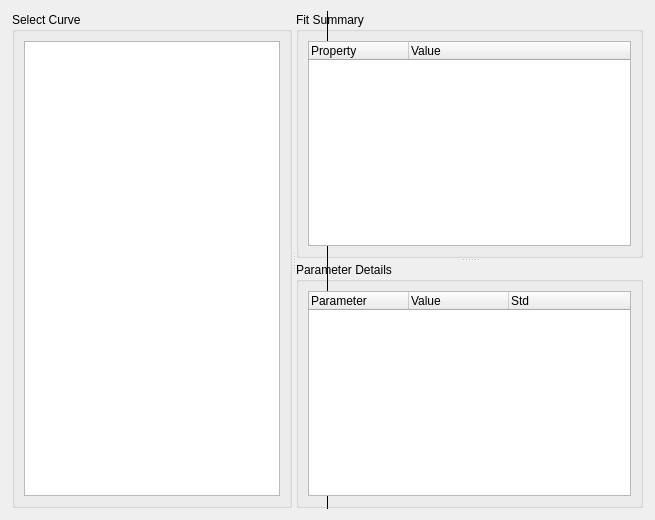
This is bec_widgets/widgets/dap/lmfit_dialog/lmfit_dialog_compact.ui in bec-project/bec_widgets as Qt 5 draws it before an edit. The edited form follows.
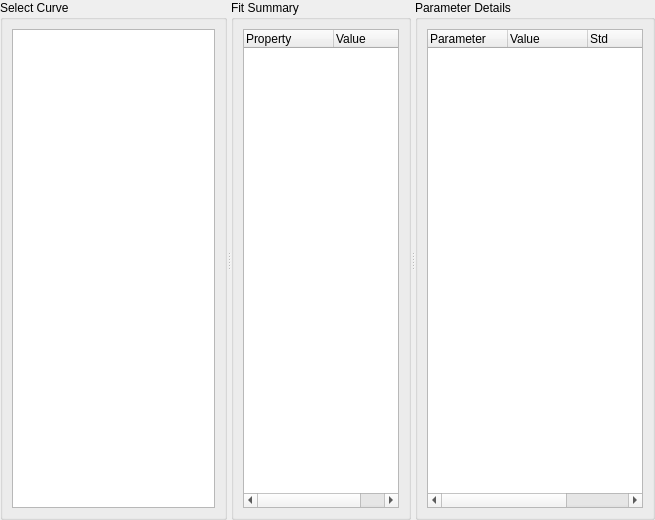
This is the edited form.

Commit message: fix(lmfit_dialog): dialog compact adjustment and cleanup of stale methods

```diff
--- a/bec_widgets/widgets/dap/lmfit_dialog/lmfit_dialog_compact.ui
+++ b/bec_widgets/widgets/dap/lmfit_dialog/lmfit_dialog_compact.ui
@@ -14,6 +14,18 @@
    <string>Form</string>
   </property>
   <layout class="QGridLayout" name="gridLayout">
+   <property name="leftMargin">
+    <number>0</number>
+   </property>
+   <property name="topMargin">
+    <number>0</number>
+   </property>
+   <property name="rightMargin">
+    <number>0</number>
+   </property>
+   <property name="bottomMargin">
+    <number>0</number>
+   </property>
    <item row="0" column="0">
     <widget class="QSplitter" name="splitter_2">
      <property name="sizePolicy">
@@ -22,15 +34,6 @@
        <verstretch>0</verstretch>
       </sizepolicy>
      </property>
-     <property name="frameShape">
-      <enum>QFrame::Shape::VLine</enum>
-     </property>
-     <property name="frameShadow">
-      <enum>QFrame::Shadow::Plain</enum>
-     </property>
-     <property name="lineWidth">
-      <number>1</number>
-     </property>
      <property name="orientation">
       <enum>Qt::Orientation::Horizontal</enum>
      </property>
@@ -41,6 +44,12 @@
       <bool>true</bool>
      </property>
      <widget class="QGroupBox" name="group_curve_selection">
+      <property name="minimumSize">
+       <size>
+        <width>120</width>
+        <height>0</height>
+       </size>
+      </property>
       <property name="title">
        <string>Select Curve</string>
       </property>
@@ -58,18 +67,30 @@
        </sizepolicy>
       </property>
       <property name="orientation">
-       <enum>Qt::Orientation::Vertical</enum>
+       <enum>Qt::Orientation::Horizontal</enum>
       </property>
       <widget class="QGroupBox" name="group_summary">
+       <property name="minimumSize">
+        <size>
+         <width>180</width>
+         <height>0</height>
+        </size>
+       </property>
        <property name="title">
         <string>Fit Summary</string>
        </property>
        <layout class="QVBoxLayout" name="verticalLayout_2">
         <item>
          <widget class="QTreeWidget" name="summary_tree">
+          <property name="alternatingRowColors">
+           <bool>true</bool>
+          </property>
           <property name="uniformRowHeights">
            <bool>false</bool>
           </property>
+          <attribute name="headerDefaultSectionSize">
+           <number>90</number>
+          </attribute>
           <column>
            <property name="text">
             <string>Property</string>
@@ -85,12 +106,27 @@
        </layout>
       </widget>
       <widget class="QGroupBox" name="group_parameters">
+       <property name="minimumSize">
+        <size>
+         <width>240</width>
+         <height>0</height>
+        </size>
+       </property>
        <property name="title">
         <string>Parameter Details</string>
        </property>
        <layout class="QVBoxLayout" name="verticalLayout_3">
         <item>
          <widget class="QTreeWidget" name="param_tree">
+          <property name="alternatingRowColors">
+           <bool>true</bool>
+          </property>
+          <property name="columnCount">
+           <number>4</number>
+          </property>
+          <attribute name="headerDefaultSectionSize">
+           <number>80</number>
+          </attribute>
           <column>
            <property name="text">
             <string>Parameter</string>
@@ -106,6 +142,11 @@
             <string>Std</string>
            </property>
           </column>
+          <column>
+           <property name="text">
+            <string>Action</string>
+           </property>
+          </column>
          </widget>
         </item>
        </layout>
```
The commit also changes 2 other files.
